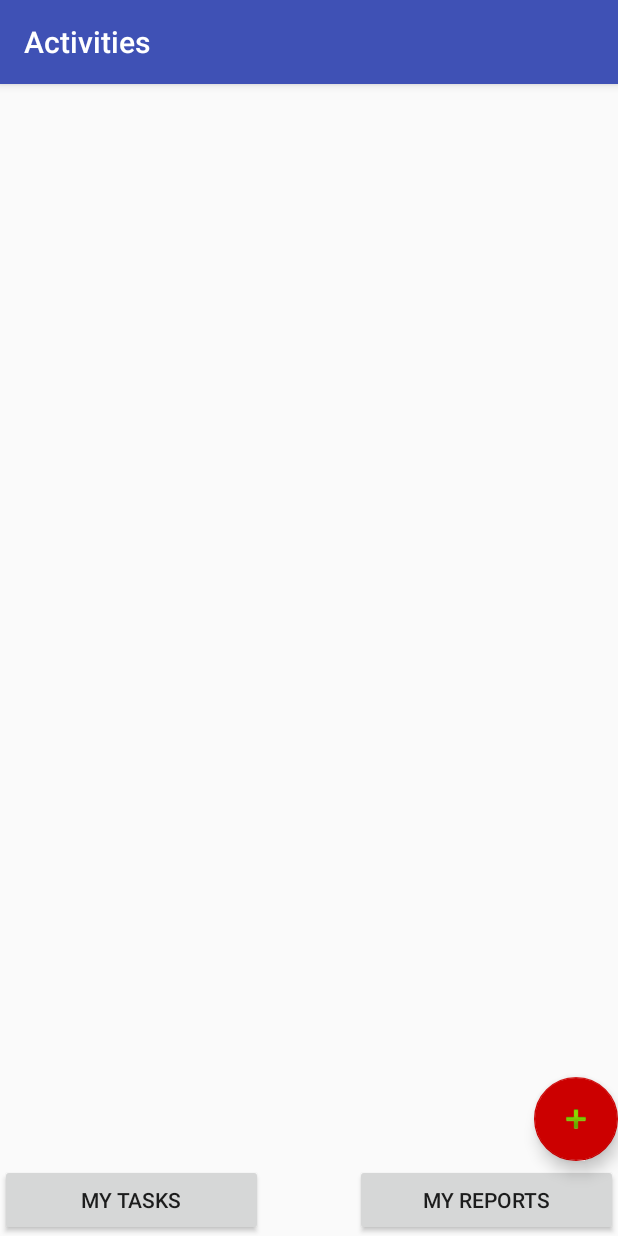
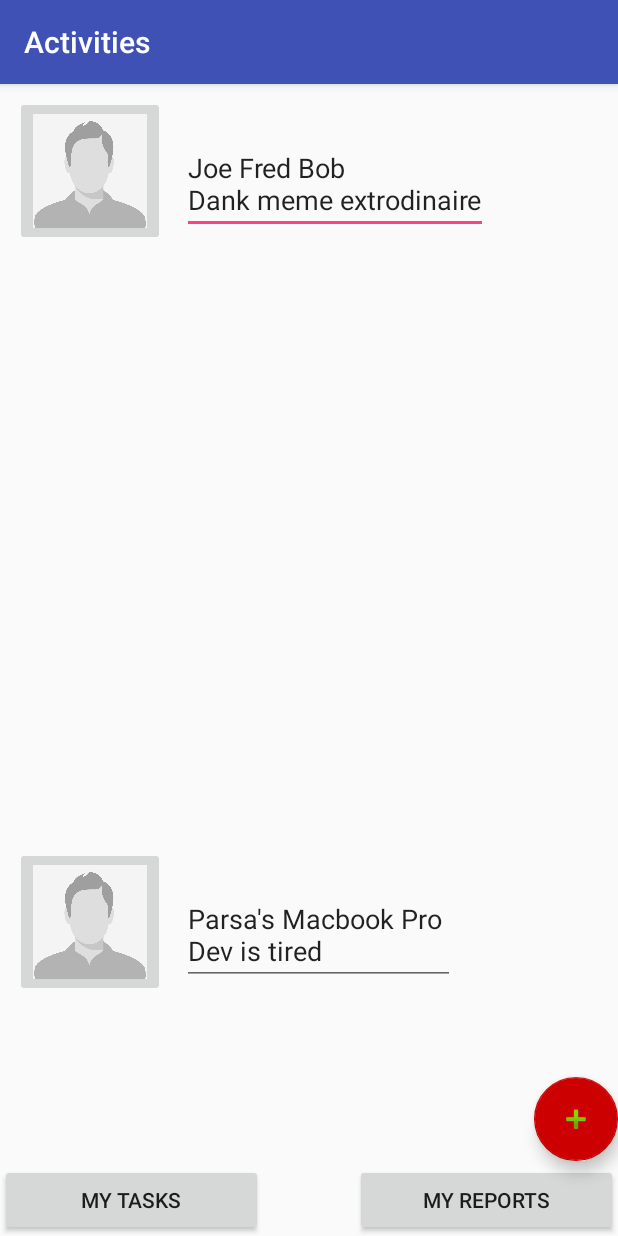
Before and after one commit to brianfu/TeamCSSS-Enactus, an Android app: the report screen opened directly, with no data from a screen before it, on a phone screen of 412 x 824 dp. Run offline under Robolectric (Android 15) with nearby library versions, the light colour scheme and no system bars.

Commit message:
Joe Fred Bob

```diff
--- a/HACKtion/app/build.gradle
+++ b/HACKtion/app/build.gradle
@@ -28,4 +28,5 @@ dependencies {
     compile 'com.android.support:design:25.1.1'
     compile 'com.android.support.constraint:constraint-layout:1.0.2'
     testCompile 'junit:junit:4.12'
+    compile 'com.google.android.gms:play-services-maps:10.2.1'
 }
--- a/HACKtion/app/src/main/java/com/example/jryzkns/hacktion/report.java
+++ b/HACKtion/app/src/main/java/com/example/jryzkns/hacktion/report.java
@@ -8,6 +8,7 @@ import android.support.v7.widget.Toolbar;
 import android.view.View;
 
 public class report extends AppCompatActivity {
+
 
     @Override
     protected void onCreate(Bundle savedInstanceState) {
--- a/HACKtion/app/src/main/res/layout/content_report.xml
+++ b/HACKtion/app/src/main/res/layout/content_report.xml
@@ -1,4 +1,5 @@
 <?xml version="1.0" encoding="utf-8"?>
+
 <RelativeLayout xmlns:android="http://schemas.android.com/apk/res/android"
     xmlns:app="http://schemas.android.com/apk/res-auto"
     xmlns:tools="http://schemas.android.com/tools"
@@ -8,6 +9,8 @@
     tools:context="com.example.jryzkns.hacktion.report"
     tools:showIn="@layout/activity_report"
     >
+
+
 
     <Button
         android:layout_width="175dp"
@@ -35,4 +38,49 @@
         android:layout_alignParentLeft="true"
         android:layout_alignParentStart="true" />
 
+    <ImageButton
+        android:id="@+id/imageButton1"
+        android:layout_width="100dp"
+        android:layout_height="100dp"
+        android:layout_alignParentLeft="true"
+        android:layout_alignParentStart="true"
+        android:layout_alignParentTop="true"
+        android:layout_marginLeft="10dp"
+        android:layout_marginStart="10dp"
+        android:layout_marginTop="8dp"
+        android:scaleType="fitCenter"
+        app:srcCompat="@drawable/profile_pic" />
+    <EditText
+        android:layout_width="wrap_content"
+        android:layout_height="wrap_content"
+        android:text="Joe Fred Bob \nDank meme extrodinaire"
+        android:layout_alignBottom="@+id/imageButton1"
+        android:layout_toRightOf="@+id/imageButton1"
+        android:layout_toEndOf="@+id/imageButton1"
+        android:id="@+id/edit1"
+        android:layout_marginLeft="11dp"
+        android:layout_marginStart="11dp"
+        android:layout_marginBottom="8dp" />
+    <ImageButton
+        android:id="@+id/imageButton2"
+        android:layout_width="100dp"
+        android:layout_height="100dp"
+        android:scaleType="fitCenter"
+        app:srcCompat="@drawable/profile_pic"
+        android:layout_marginBottom="111dp"
+        android:layout_above="@+id/myTasks"
+        android:layout_alignLeft="@+id/imageButton1"
+        android:layout_alignStart="@+id/imageButton1" />
+    <EditText
+        android:layout_width="wrap_content"
+        android:layout_height="wrap_content"
+        android:text="Parsa's Macbook Pro \nDev is tired"
+        android:layout_alignBottom="@+id/imageButton2"
+        android:layout_toRightOf="@+id/imageButton2"
+        android:layout_toEndOf="@+id/imageButton2"
+        android:layout_marginLeft="11dp"
+        android:id="@+id/edit2"
+        android:layout_marginStart="11dp"
+        android:layout_marginBottom="8dp" />
+
 </RelativeLayout>
```
